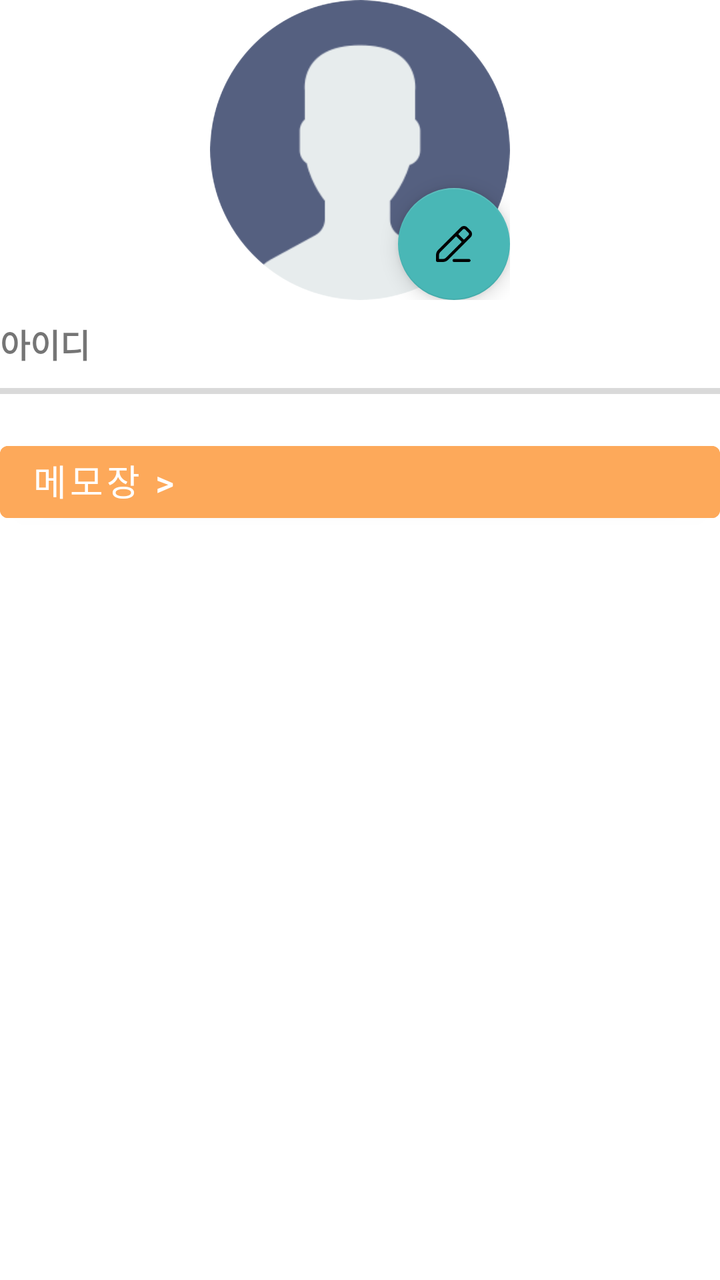
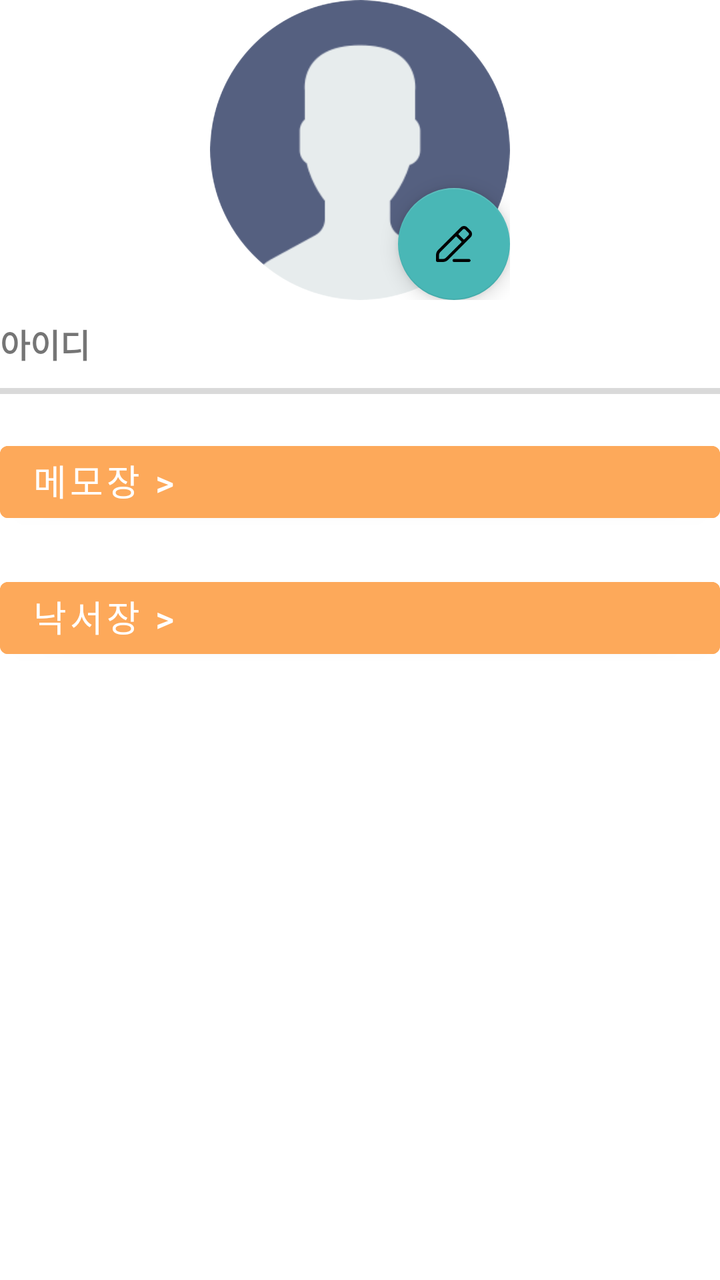

Compare the two renders of this Android layout. The source of the first and the diff that turns it into the second are given below.
<!-- AndroidManifest.xml: activity theme MyTheme.BookMarket -->
<!-- res/layout/activity_mypage.xml -->
<?xml version="1.0" encoding="utf-8"?>
<LinearLayout xmlns:android="http://schemas.android.com/apk/res/android"
    xmlns:app="http://schemas.android.com/apk/res-auto"
    xmlns:tools="http://schemas.android.com/tools"
    android:id="@+id/mypage"
    android:layout_width="match_parent"
    android:layout_height="match_parent"
    android:layout_margin="20dp"
    android:gravity="center_horizontal"
    android:orientation="vertical"
    tools:context=".mypage.MyPageActivity">


    <FrameLayout
        android:layout_width="150dp"
        android:layout_height="150dp"
        android:layout_centerInParent="true">

        <androidx.cardview.widget.CardView
            android:layout_width="150dp"
            android:layout_height="150dp"
            app:cardCornerRadius="90dp"
            app:cardElevation="0dp">

            <ImageView
                android:id="@+id/loginimg"
                android:layout_width="match_parent"
                android:layout_height="150dp"
                android:scaleType="centerCrop"
                android:src="@drawable/mypage_user" />
        </androidx.cardview.widget.CardView>


        <com.google.android.material.floatingactionbutton.FloatingActionButton
            android:id="@+id/fab_add_photo"

            android:layout_width="wrap_content"
            android:layout_height="wrap_content"
            android:layout_gravity="bottom|right"
            android:src="@drawable/mypage_modify"
            android:tint="@color/white"
            app:backgroundTint="#49B7B6" />

    </FrameLayout>

    <LinearLayout
        android:id="@+id/work_layout"
        android:layout_width="match_parent"
        android:layout_height="wrap_content"
        android:layout_marginTop="10dp"
        android:layout_marginBottom="10dp"
        android:orientation="horizontal">

        <TextView
            android:layout_width="70dp"
            android:layout_height="wrap_content"
            android:layout_weight="1"
            android:text="아이디"

            android:textSize="8pt"
            android:textStyle="bold" />

        <TextView
            android:id="@+id/date"
            android:layout_width="wrap_content"
            android:layout_height="wrap_content"
            android:layout_weight="1"

            android:textColor="#022d40"
            android:textSize="8pt" />

    </LinearLayout>

    <View
        android:layout_width="match_parent"
        android:layout_height="3dp"
        android:layout_centerInParent="true"
        android:layout_gravity="center"
        android:background="#d9d9d9" />

    <Button
        android:id="@+id/meno"
        android:layout_width="match_parent"
        android:layout_height="wrap_content"

        android:layout_marginTop="20dp"
        android:backgroundTint="#FDA95A"
        android:gravity="left"
        android:text="메모장 >"
        android:textSize="18sp" />



</LinearLayout>
<!-- resources referenced by this layout -->
<resources>
  <color name="white">#FFFFFFFF</color>
  <!-- drawable mypage_modify: png bitmap (drawable, 1503 bytes) -->
  <!-- drawable mypage_user: png bitmap (drawable, 9212 bytes) -->
  <style name="MyTheme.BookMarket" parent="Theme.MaterialComponents.DayNight.DarkActionBar">
          
          <item name="colorPrimary">@color/appBarColor</item>
          
          <item name="android:statusBarColor">@color/appBarColor</item>
  
          <item name="android:navigationBarColor">@android:color/transparent</item>
  
          
      </style>
  <color name="appBarColor">#48B6B5</color>
</resources>

<!-- the commit's change to res/layout/activity_mypage.xml (unified diff, before → after) -->
@@ -89,6 +89,15 @@
         android:text="메모장 >"
         android:textSize="18sp" />
 
+    <Button
+        android:id="@+id/canvas"
+        android:layout_width="match_parent"
+        android:layout_height="wrap_content"
 
+        android:layout_marginTop="20dp"
+        android:gravity="left"
+        android:backgroundTint="#FDA95A"
+        android:text="낙서장 >"
+        android:textSize="18sp" />
 
 </LinearLayout>
